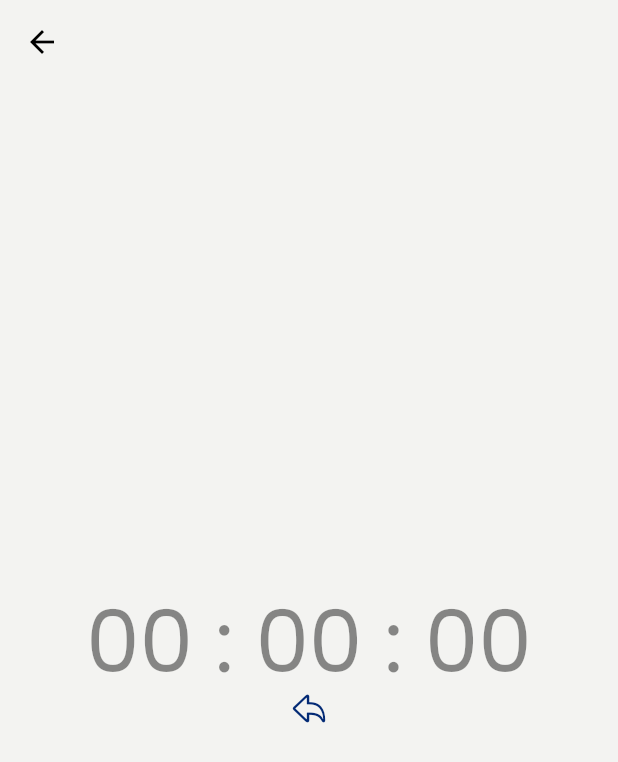
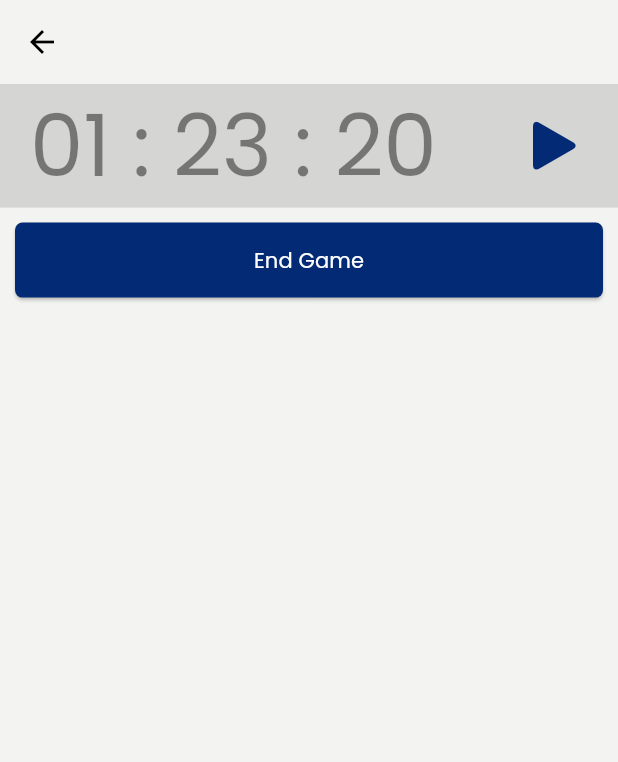
Before and after one commit to aymansainshy/game_record, a Flutter app: the screen it shows after launch, after a tap on an icon or button, on a phone screen of 412 x 824 dp. Shown: the top 762 px of the screen. Run offline on Flutter 3.47's test engine with Material 3 defaults, Android fonts, the phone set to English and light mode, and no system bars; our stand-ins replace bloc, dio, equatable, flutter_bloc, get_it, go_router and 2 more.

Commit message:
Edit Game Timer

```diff
--- a/lib/src/features/games/data/model/game_model.dart
+++ b/lib/src/features/games/data/model/game_model.dart
@@ -39,11 +39,13 @@ class Game {
 
 class GamePlayer {
   final Player player;
+  final bool? isFire;
   final PlayerScore? playerScore;
 
   GamePlayer({
     required this.player,
     this.playerScore,
+    this.isFire = false,
   });
 
   void addScore(int? score, int roundNumber) {
--- a/lib/src/features/games/data/repository/timer.dart
+++ b/lib/src/features/games/data/repository/timer.dart
@@ -2,7 +2,8 @@ class Ticker {
   const Ticker();
 
   Stream<int> tick({required int ticks}) {
+    // return Stream.periodic(const Duration(seconds: 1), (x) => ticks + x).take(ticks);
     // return Stream.periodic(const Duration(seconds: 1), (x) => ticks - x - 1).take(ticks);
-    return Stream.periodic(const Duration(seconds: 1), (x) => x);
+    return Stream.periodic(const Duration(seconds: 1), (x) => ticks + x + 1);
   }
 }
--- a/lib/src/features/games/views/blocs/game-timer-bloc/game_timer_bloc.dart
+++ b/lib/src/features/games/views/blocs/game-timer-bloc/game_timer_bloc.dart
@@ -10,19 +10,25 @@ part 'game_timer_state.dart';
 
 class GameTimerBloc extends Bloc<GameTimerEvent, GameTimerState> {
   final Ticker _ticker;
-  static const int _duration = 60;
+  static const int _duration = 0;
 
   StreamSubscription<int>? _tickerSubscription;
 
   GameTimerBloc(Ticker ticker)
       : _ticker = ticker,
         super(GameTimerInitial(_duration)) {
+    on<SetTimerInitial>(_onSetStarterTime);
+
     on<TimerStarted>(_onStarted);
     on<TimerPaused>(_onPaused);
     on<TimerResumed>(_onResumed);
     on<TimerReset>(_onReset);
 
     on<_TimerTicked>(_onTicked);
+  }
+
+  void _onSetStarterTime(SetTimerInitial event, Emitter<GameTimerState> emit) {
+    emit(GameTimerInitial(event.duration));
   }
 
   void _onStarted(TimerStarted event, Emitter<GameTimerState> emit) {
--- a/lib/src/features/games/views/blocs/game-timer-bloc/game_timer_event.dart
+++ b/lib/src/features/games/views/blocs/game-timer-bloc/game_timer_event.dart
@@ -14,6 +14,12 @@ final class TimerPaused extends GameTimerEvent {
   const TimerPaused();
 }
 
+final class SetTimerInitial extends GameTimerEvent {
+  const SetTimerInitial({required this.duration});
+
+  final int duration;
+}
+
 final class TimerResumed extends GameTimerEvent {
   const TimerResumed();
 }
--- a/lib/src/features/games/views/game_board_details.dart
+++ b/lib/src/features/games/views/game_board_details.dart
@@ -26,15 +26,24 @@ class GameBoardDetailsView extends StatelessWidget {
         height: mediaQuery.height,
         width: mediaQuery.width,
         child: Column(
-          mainAxisAlignment: MainAxisAlignment.center,
+          mainAxisAlignment: MainAxisAlignment.start,
           crossAxisAlignment: CrossAxisAlignment.center,
           children: [
-            Text(
+            Container(
+              height: mediaQuery.height * 0.10,
+              width: mediaQuery.width,
+              color: Colors.black12,
+              padding: EdgeInsets.symmetric(horizontal: 20),
+              child: Row(
+                children: [
+                  Expanded(
+                    child: Text(
                       "${hoursStr} : ${minutesStr} : ${secondsStr}",
                       maxLines: 1,
                       overflow: TextOverflow.ellipsis,
                       style: Theme.of(context).textTheme.displayLarge?.copyWith(
                             color: Colors.black45,
+                          ),
                     ),
                   ),
                   BlocBuilder<GameTimerBloc, GameTimerState>(
@@ -43,11 +52,12 @@ class GameBoardDetailsView extends StatelessWidget {
                         case GameTimerInitial():
                           return GestureDetector(
                             onTap: () {
-                        context.read<GameTimerBloc>().add(TimerStarted(duration: 60));
+                              context.read<GameTimerBloc>().add(TimerStarted(duration: 5000));
                             },
                             child: Icon(
                               CupertinoIcons.play_arrow_solid,
                               color: AppColors.primaryColorHex,
+                              size: 45,
                             ),
                           );
 
@@ -57,8 +67,9 @@ class GameBoardDetailsView extends StatelessWidget {
                               context.read<GameTimerBloc>().add(const TimerPaused());
                             },
                             child: Icon(
-                        CupertinoIcons.pause,
+                              Icons.pause,
                               color: AppColors.primaryColorHex,
+                              size: 45,
                             ),
                           );
 
@@ -68,8 +79,10 @@ class GameBoardDetailsView extends StatelessWidget {
                               context.read<GameTimerBloc>().add(const TimerResumed());
                             },
                             child: Icon(
-                        CupertinoIcons.play_arrow,
+                              // CupertinoIcons.play_arrow,
+                              CupertinoIcons.play_arrow_solid,
                               color: AppColors.primaryColorHex,
+                              size: 40,
                             ),
                           );
                         case TimerRunComplete():
@@ -80,6 +93,7 @@ class GameBoardDetailsView extends StatelessWidget {
                             child: Icon(
                               CupertinoIcons.reply,
                               color: AppColors.primaryColorHex,
+                              size: 40,
                             ),
                           );
 
@@ -91,6 +105,7 @@ class GameBoardDetailsView extends StatelessWidget {
                             child: Icon(
                               CupertinoIcons.delete,
                               color: AppColors.primaryColorHex,
+                              size: 40,
                             ),
                           );
                       }
@@ -99,6 +114,22 @@ class GameBoardDetailsView extends StatelessWidget {
                 ],
               ),
             ),
+            Padding(
+              padding: const EdgeInsets.all(10.0),
+              child: SizedBox(
+                width: mediaQuery.width,
+                height: 50,
+                child: ElevatedButton(
+                  onPressed: () {
+                    context.read<GameTimerBloc>().add(const TimerReset());
+                  },
+                  child: Text("End Game"),
+                ),
+              ),
+            ),
+          ],
+        ),
+      ),
     );
   }
 }
--- a/lib/src/features/games/views/widgets/game_item_widget.dart
+++ b/lib/src/features/games/views/widgets/game_item_widget.dart
@@ -27,7 +27,7 @@ class GameItemWidget extends StatelessWidget {
     return GestureDetector(
       onTap: () {
         if (game?.status == GameStatus.currentPlaying) {
-          context.read<GameTimerBloc>().add(TimerStarted(duration: 799));
+          context.read<GameTimerBloc>().add(SetTimerInitial(duration: 5000));
         }
 
         context.push(RouteName.gameBoard);
```
Also changed, not shown: lib/src/features/games/data/repository/games_repository.dart (+31 -1 lines). Lines whose indentation alone changed are shown as unchanged.
